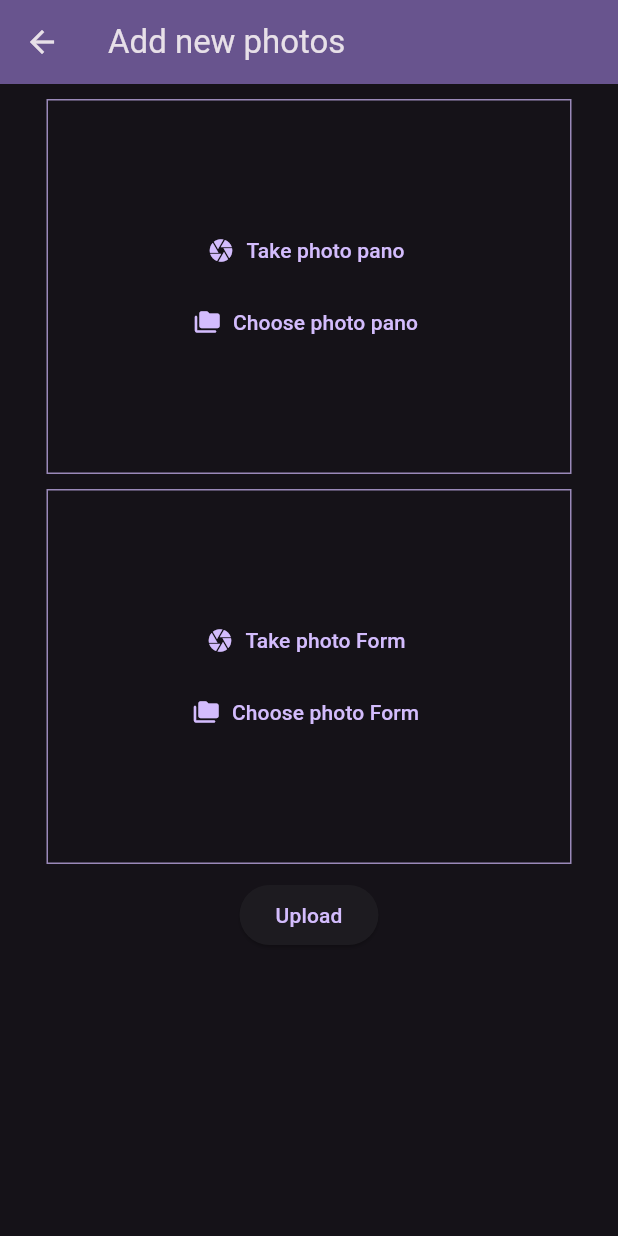
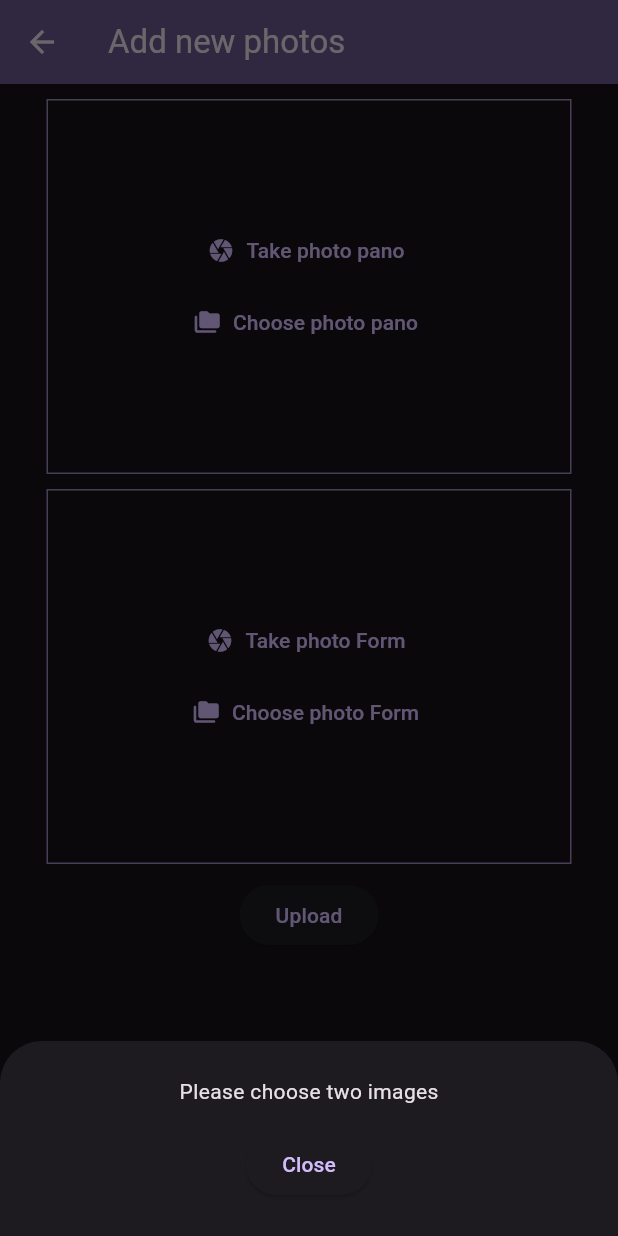
Before and after one commit to Inovisao/modelo_flutter_app, a Flutter app: the ImagePickerScreen screen opened directly, after a tap on "Upload", on a phone screen of 412 x 824 dp. Run offline on Flutter 3.47's test engine with Material 3 defaults, Android fonts, the phone set to English and light mode, and no system bars; our stand-ins replace flutter_riverpod, image_picker, sqflite; accounts and stored records are empty; network calls fail.

Commit message:
FEATURE/choose_image.dart: ModalBottomSheet message to choose 2 photos

```diff
--- a/lib/screens/choose_image.dart
+++ b/lib/screens/choose_image.dart
@@ -21,6 +21,29 @@ class _ImagePickerScreenState extends ConsumerState<ImagePickerScreen> {
 
   void _savePhotos() {
     if (_selectedImageForm == null || _selectedImagePano == null) {
+      showModalBottomSheet(
+        context: context,
+        builder: (BuildContext context) {
+          return SizedBox(
+            height: 130,
+            child: Center(
+              child: Column(
+                mainAxisAlignment: MainAxisAlignment.center,
+                mainAxisSize: MainAxisSize.min,
+                children: <Widget>[
+                  const Text('Please choose two images'),
+                  SizedBox(
+                    height: 15,
+                  ),
+                  ElevatedButton(
+                      onPressed: () => Navigator.pop(context),
+                      child: const Text('Close'))
+                ],
+              ),
+            ),
+          );
+        },
+      );
       return;
     }
 
```
